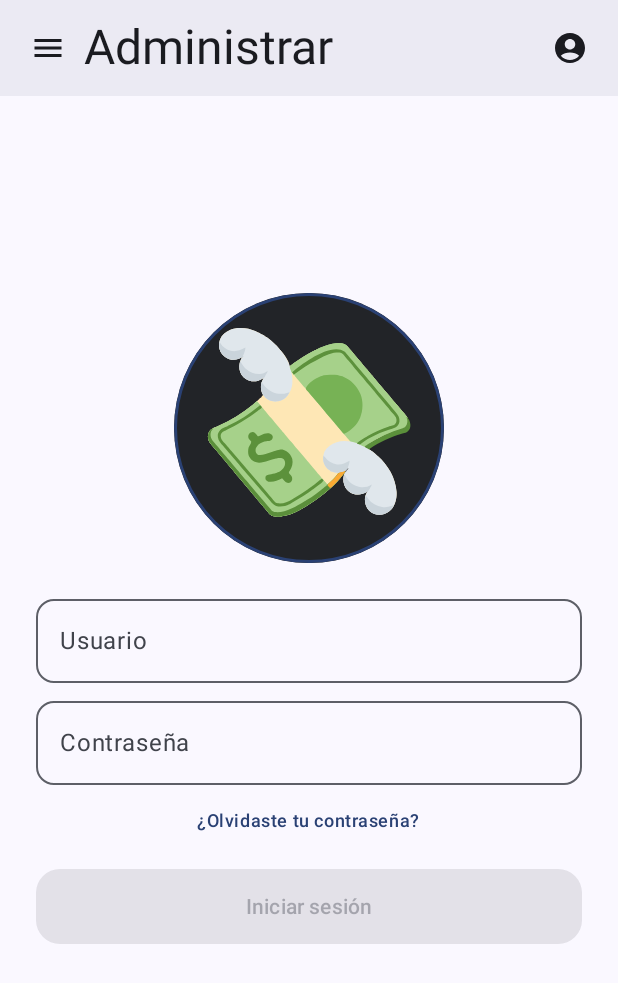
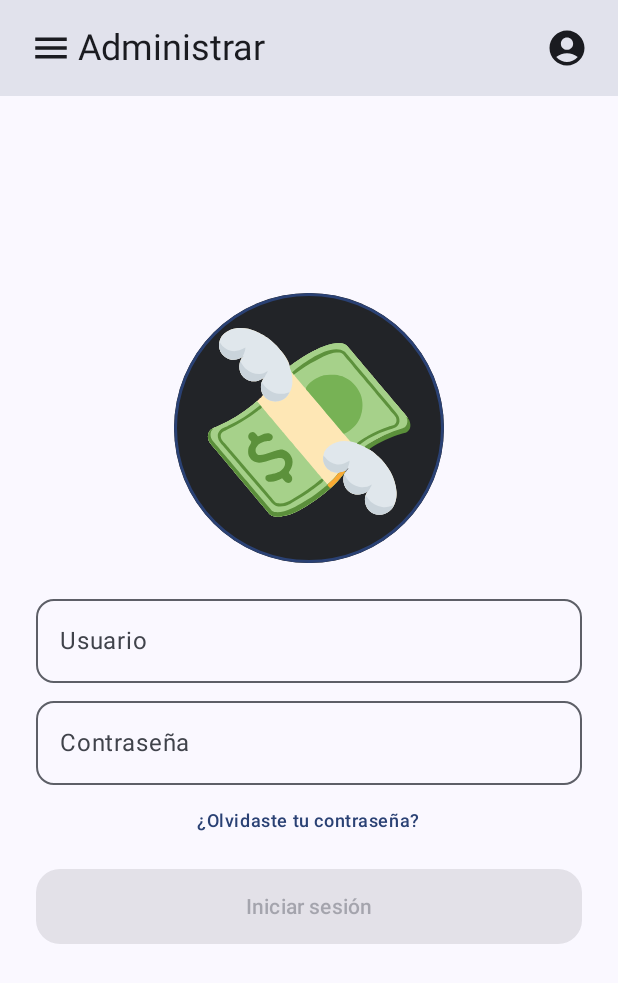
Before and after one commit to JhonAlbert06/qredi-mobile, an Android app built with Jetpack Compose: the screen it shows after launch (MainActivity), on a phone screen of 412 x 824 dp. Shown: the top 983 px of the screen. Run offline under Robolectric (Android 15) with nearby library versions, the phone set to English and light mode, and no system bars; our stand-ins replace Dagger/Hilt's generated code, livedata-compose.

Commit message:
New SideMenu Screen

```diff
--- a/app/src/main/java/com/pixelbrew/qredi/ui/components/sidemenu/SideMenu.kt
+++ b/app/src/main/java/com/pixelbrew/qredi/ui/components/sidemenu/SideMenu.kt
@@ -44,24 +44,13 @@ fun SideMenu(
     modifier: Modifier = Modifier,
     context: android.content.Context
 ) {
-
     val settingsViewModel: SettingsViewModel = hiltViewModel()
-
     val drawerState = rememberDrawerState(DrawerValue.Closed)
     val scope = rememberCoroutineScope()
-    var currentScreen by rememberSaveable(stateSaver = ScreenSaver) {
-        mutableStateOf(Screen.Admin)
-    }
-
-    val bottomSheetState = rememberModalBottomSheetState(
-        skipPartiallyExpanded = true,
-        confirmValueChange = { true }
-    )
-
+    var currentScreen by rememberSaveable(stateSaver = ScreenSaver) { mutableStateOf(Screen.Admin) }
+    val bottomSheetState = rememberModalBottomSheetState(skipPartiallyExpanded = true)
     var showBottomSheet by rememberSaveable { mutableStateOf(false) }
-
     val user = settingsViewModel.getUser() ?: UserModel()
-
     val navController = rememberNavController()
 
     if (showBottomSheet) {
@@ -83,14 +72,14 @@ fun SideMenu(
                 },
                 currentScreen = currentScreen
             )
-        },
+        }
     ) {
         Scaffold(
             topBar = {
                 TopBar(
                     onOpenDrawer = {
                         scope.launch {
-                            drawerState.apply { if (isClosed) open() else close() }
+                            if (drawerState.isClosed) drawerState.open() else drawerState.close()
                         }
                     },
                     onProfileClick = { scope.launch { showBottomSheet = true } },
@@ -99,11 +88,7 @@ fun SideMenu(
             }
         ) { padding ->
             when (currentScreen) {
-                Screen.Admin -> AdminScreen(
-                    modifier = modifier,
-                    context = context as MainActivity
-                )
-
+                Screen.Admin -> AdminScreen(modifier = modifier, context = context as MainActivity)
                 Screen.Collect -> CollectScreen(
                     modifier = modifier.padding(padding),
                     context = context as MainActivity
@@ -127,7 +112,6 @@ fun SideMenu(
                 )
 
                 Screen.Statistics -> StatisticsScreen(modifier = modifier.padding(padding))
-
                 Screen.Settings -> SettingsScreen(
                     viewModel = settingsViewModel,
                     modifier = modifier.padding(padding),
--- a/app/src/main/java/com/pixelbrew/qredi/ui/components/sidemenu/components/DrawerContent.kt
+++ b/app/src/main/java/com/pixelbrew/qredi/ui/components/sidemenu/components/DrawerContent.kt
@@ -1,10 +1,8 @@
 package com.pixelbrew.qredi.ui.components.sidemenu.components
 
-import androidx.compose.foundation.layout.WindowInsets
-import androidx.compose.foundation.layout.WindowInsetsSides
-import androidx.compose.foundation.layout.only
 import androidx.compose.foundation.layout.padding
 import androidx.compose.foundation.layout.size
+import androidx.compose.foundation.shape.RoundedCornerShape
 import androidx.compose.material3.HorizontalDivider
 import androidx.compose.material3.Icon
 import androidx.compose.material3.MaterialTheme
@@ -35,54 +33,39 @@ fun DrawerContent(
     )
 
     ModalDrawerSheet(
-        drawerShape = MaterialTheme.shapes.large,
-        drawerContentColor = MaterialTheme.colorScheme.surface,
-        modifier = Modifier.padding(0.dp),
-        windowInsets = WindowInsets(0.dp)
-            .only(WindowInsetsSides.Horizontal + WindowInsetsSides.Top)
+        drawerShape = RoundedCornerShape(16.dp),
+        drawerContentColor = MaterialTheme.colorScheme.surface
     ) {
         Text(
             "Qredi",
-            modifier = Modifier
-                .padding(16.dp),
+            modifier = Modifier.padding(20.dp),
             fontWeight = FontWeight.Bold,
-            fontSize = MaterialTheme.typography.headlineLarge.fontSize,
-            color = MaterialTheme.colorScheme.onSurfaceVariant.copy(0.8f)
+            fontSize = MaterialTheme.typography.headlineMedium.fontSize,
+            color = MaterialTheme.colorScheme.onSurfaceVariant
         )
-        HorizontalDivider(modifier = Modifier.padding(bottom = 10.dp))
+        HorizontalDivider(Modifier.padding(bottom = 10.dp))
 
         drawerItems.forEach { (label, iconRes, screen) ->
             NavigationDrawerItem(
                 label = {
-                    if (currentScreen::class == screen::class) {
-                        Text(
-                            label,
-                            color = MaterialTheme.colorScheme.inverseOnSurface,
-                        )
-                    } else {
-                        Text(
-                            label,
-                            color = MaterialTheme.colorScheme.onBackground,
-                        )
-                    }
+                    Text(
+                        label,
+                        color = if (currentScreen::class == screen::class) MaterialTheme.colorScheme.onSurface else MaterialTheme.colorScheme.onBackground
+                    )
                 },
                 selected = currentScreen::class == screen::class,
                 icon = {
                     Icon(
                         painter = painterResource(id = iconRes),
                         contentDescription = label,
-                        modifier = Modifier.size(32.dp),
-                        tint = if (currentScreen::class == screen::class) {
-                            MaterialTheme.colorScheme.inverseOnSurface
-                        } else {
-                            MaterialTheme.colorScheme.onBackground
-                        }
+                        modifier = Modifier.size(28.dp),
+                        tint = if (currentScreen::class == screen::class) MaterialTheme.colorScheme.onSurface else MaterialTheme.colorScheme.onBackground
                     )
                 },
                 onClick = { onItemSelected(screen) },
-                modifier = Modifier.padding(horizontal = 5.dp, vertical = 5.dp),
+                modifier = Modifier.padding(horizontal = 8.dp, vertical = 4.dp),
                 colors = NavigationDrawerItemDefaults.colors(
-                    selectedContainerColor = MaterialTheme.colorScheme.onSurface,
+                    selectedContainerColor = MaterialTheme.colorScheme.surfaceVariant
                 )
             )
         }
--- a/app/src/main/java/com/pixelbrew/qredi/ui/components/sidemenu/components/TopBar.kt
+++ b/app/src/main/java/com/pixelbrew/qredi/ui/components/sidemenu/components/TopBar.kt
@@ -2,6 +2,7 @@ package com.pixelbrew.qredi.ui.components.sidemenu.components
 
 import androidx.compose.foundation.clickable
 import androidx.compose.foundation.layout.padding
+import androidx.compose.foundation.layout.size
 import androidx.compose.material.icons.Icons
 import androidx.compose.material.icons.filled.AccountCircle
 import androidx.compose.material.icons.filled.Menu
@@ -19,8 +20,11 @@ import kotlinx.coroutines.Job
 
 @OptIn(ExperimentalMaterial3Api::class)
 @Composable
-fun TopBar(onOpenDrawer: () -> Unit, currentScreen: Screen, onProfileClick: () -> Job) {
-
+fun TopBar(
+    onOpenDrawer: () -> Unit,
+    currentScreen: Screen,
+    onProfileClick: () -> Job
+) {
     val drawerItems = listOf(
         Triple("Administrar", R.drawable.gear_solid, Screen.Admin),
         Triple("Cobrar", R.drawable.wallet_solid, Screen.Collect),
@@ -31,43 +35,37 @@ fun TopBar(onOpenDrawer: () -> Unit, currentScreen: Screen, onProfileClick: () -
         Triple("Configuración", R.drawable.gears_solid, Screen.Settings),
     )
 
-
     TopAppBar(
         colors = TopAppBarDefaults.topAppBarColors(
-            containerColor = MaterialTheme.colorScheme.surfaceVariant.copy(0.6f),
+            containerColor = MaterialTheme.colorScheme.surfaceVariant,
             titleContentColor = MaterialTheme.colorScheme.onSurface,
-            actionIconContentColor = MaterialTheme.colorScheme.onSurface,
-            navigationIconContentColor = MaterialTheme.colorScheme.onSurface
+            navigationIconContentColor = MaterialTheme.colorScheme.onSurface,
+            actionIconContentColor = MaterialTheme.colorScheme.onSurface
         ),
         navigationIcon = {
             Icon(
                 imageVector = Icons.Default.Menu,
                 contentDescription = "Menu",
                 modifier = Modifier
-                    .padding(start = 16.dp, end = 8.dp)
-                    .clickable {
-                        onOpenDrawer()
-                    }
+                    .padding(start = 16.dp)
+                    .size(28.dp)
+                    .clickable { onOpenDrawer() }
             )
         },
         title = {
-            // Screen name or logo can be added here
             Text(
                 text = drawerItems.first { it.third == currentScreen }.first,
-                style = MaterialTheme.typography.headlineLarge,
-                color = MaterialTheme.colorScheme.onSurface
+                style = MaterialTheme.typography.headlineSmall
             )
         },
         actions = {
             Icon(
                 imageVector = Icons.Default.AccountCircle,
-                contentDescription = "Menu",
+                contentDescription = "Perfil",
                 modifier = Modifier
-                    .padding(start = 8.dp, end = 16.dp)
-                    .clickable {
-                        onProfileClick()
-                    }
-
+                    .padding(end = 16.dp)
+                    .size(28.dp)
+                    .clickable { onProfileClick() }
             )
         }
     )
--- a/app/src/main/java/com/pixelbrew/qredi/ui/components/sidemenu/components/UserInfoSheet.kt
+++ b/app/src/main/java/com/pixelbrew/qredi/ui/components/sidemenu/components/UserInfoSheet.kt
@@ -7,9 +7,10 @@ import androidx.compose.foundation.layout.height
 import androidx.compose.foundation.layout.padding
 import androidx.compose.foundation.layout.size
 import androidx.compose.foundation.shape.CircleShape
+import androidx.compose.foundation.shape.RoundedCornerShape
 import androidx.compose.material3.Button
 import androidx.compose.material3.ButtonDefaults
-import androidx.compose.material3.Divider
+import androidx.compose.material3.HorizontalDivider
 import androidx.compose.material3.Icon
 import androidx.compose.material3.MaterialTheme
 import androidx.compose.material3.Surface
@@ -35,55 +36,41 @@ fun UserInfoSheet(
             .padding(24.dp),
         horizontalAlignment = Alignment.CenterHorizontally
     ) {
-        // Avatar
         Surface(
-            modifier = Modifier
-                .size(80.dp),
+            modifier = Modifier.size(80.dp),
             shape = CircleShape,
-            color = MaterialTheme.colorScheme.primary.copy(alpha = 0.2f)
+            color = MaterialTheme.colorScheme.primary.copy(alpha = 0.1f)
         ) {
             Icon(
-                painter = painterResource(id = R.drawable.user_solid), // usa tu ícono
+                painter = painterResource(id = R.drawable.user_solid),
                 contentDescription = "Avatar",
                 tint = MaterialTheme.colorScheme.primary,
                 modifier = Modifier.padding(16.dp)
             )
         }
-
-        Spacer(modifier = Modifier.height(12.dp))
-
-        // Nombre
+        Spacer(Modifier.height(12.dp))
         Text(
-            text = "${user.firstName} ${user.lastName}",
+            "${user.firstName} ${user.lastName}",
             style = MaterialTheme.typography.titleLarge,
             fontWeight = FontWeight.Bold
         )
-
-        // Username
         Text(
-            text = "@${user.userName}",
+            "@${user.userName}",
             style = MaterialTheme.typography.bodyMedium,
             color = MaterialTheme.colorScheme.onSurfaceVariant
         )
-
-        Spacer(modifier = Modifier.height(24.dp))
-
-        // Divider
-        Divider(color = MaterialTheme.colorScheme.onSurface.copy(alpha = 0.2f))
-
-        Spacer(modifier = Modifier.height(16.dp))
-
-        // Datos de Empresa
+        Spacer(Modifier.height(20.dp))
+        HorizontalDivider(
+            color = MaterialTheme.colorScheme.onSurface.copy(alpha = 0.2f)
+        )
+        Spacer(Modifier.height(16.dp))
         InfoItem(title = "Empresa", value = user.company.name)
         InfoItem(title = "Teléfono 1", value = user.company.phone1)
         if (user.company.phone2.isNotBlank()) {
             InfoItem(title = "Teléfono 2", value = user.company.phone2)
         }
         InfoItem(title = "Rol", value = user.role.name)
-
-        Spacer(modifier = Modifier.height(32.dp))
-
-        // Botón de Cerrar Sesión
+        Spacer(Modifier.height(24.dp))
         if (onLogoutClick != null) {
             Button(
                 onClick = onLogoutClick,
@@ -93,7 +80,8 @@ fun UserInfoSheet(
                 ),
                 modifier = Modifier
                     .fillMaxWidth()
-                    .height(50.dp)
+                    .height(50.dp),
+                shape = RoundedCornerShape(12.dp)
             ) {
                 Text("Cerrar sesión")
             }
@@ -104,15 +92,14 @@ fun UserInfoSheet(
 @Composable
 fun InfoItem(title: String, value: String) {
     Column(
-        modifier = Modifier
+        Modifier
             .fillMaxWidth()
             .padding(vertical = 4.dp)
     ) {
         Text(
             text = title,
             style = MaterialTheme.typography.labelMedium,
-            color = MaterialTheme.colorScheme.onSurfaceVariant,
-            fontWeight = FontWeight.Bold
+            color = MaterialTheme.colorScheme.onSurfaceVariant
         )
         Text(
             text = value,
--- a/app/src/main/java/com/pixelbrew/qredi/ui/theme/Theme.kt
+++ b/app/src/main/java/com/pixelbrew/qredi/ui/theme/Theme.kt
@@ -11,22 +11,22 @@ import androidx.compose.runtime.Composable
 import androidx.compose.ui.graphics.Color
 import androidx.compose.ui.platform.LocalContext
 
-// 🎨 Definición de colores pastel verdes
-val GreenPrimary = Color(0xFFA8D5BA)       // Verde pastel suave
-val GreenSecondary = Color(0xFFBEE3C1)     // Verde más claro
-val GreenTertiary = Color(0xFFD4ECDD)      // Verde grisáceo muy suave
-val GreenContainer = Color(0xFFEAF7EF)     // Casi blanco verdoso
+// 🎨 Paleta pastel verde ajustada y optimizada
+val GreenPrimary = Color(0xFFA2D9A0)       // Verde pastel más vivo (mejora contraste)
+val GreenSecondary = Color(0xFFBEE8C3)     // Verde más claro
+val GreenTertiary = Color(0xFFDFF5E1)      // Verde grisáceo muy suave
+val GreenContainer = Color(0xFFF4FBF6)     // Casi blanco verdoso
 
-val OnGreenDark = Color(0xFF1E2F23)        // Para texto en fondos claros
-val OnGreenLight = Color(0xFFFFFFFF)       // Para texto en fondos oscuros
+val OnGreenDark = Color(0xFF233123)        // Más oscuro para texto sobre fondo verde
+val OnGreenLight = Color(0xFFFFFFFF)       // Blanco para texto sobre primarios oscuros
 
 // 🌙 Tema Oscuro
 val DarkColorScheme = darkColorScheme(
     primary = GreenPrimary,
     secondary = GreenSecondary,
     tertiary = GreenTertiary,
-    background = Color(0xFF121212),
-    surface = Color(0xFF000000),
+    background = Color(0xFF121212),        // Mantengo negro profundo
+    surface = Color(0xFF1C1C1C),           // Un gris oscuro menos duro
     onPrimary = OnGreenLight,
     onSecondary = OnGreenLight,
     onTertiary = OnGreenLight,
@@ -39,13 +39,13 @@ val LightColorScheme = lightColorScheme(
     primary = GreenPrimary,
     secondary = GreenSecondary,
     tertiary = GreenTertiary,
-    background = Color(0xB2676767),
-    surface = GreenContainer,
+    background = Color(0xFFF9FAF9),        // Muy claro, casi blanco → mejor contraste
+    surface = GreenContainer,               // Mantengo claro para cards/dialogs
     onPrimary = OnGreenDark,
     onSecondary = OnGreenDark,
     onTertiary = OnGreenDark,
-    onBackground = Color.Black,
-    onSurface = Color.Black
+    onBackground = Color(0xFF222222),      // Más suave que negro puro
+    onSurface = Color(0xFF222222)          // Igual que onBackground
 )
 
 @Composable
```
